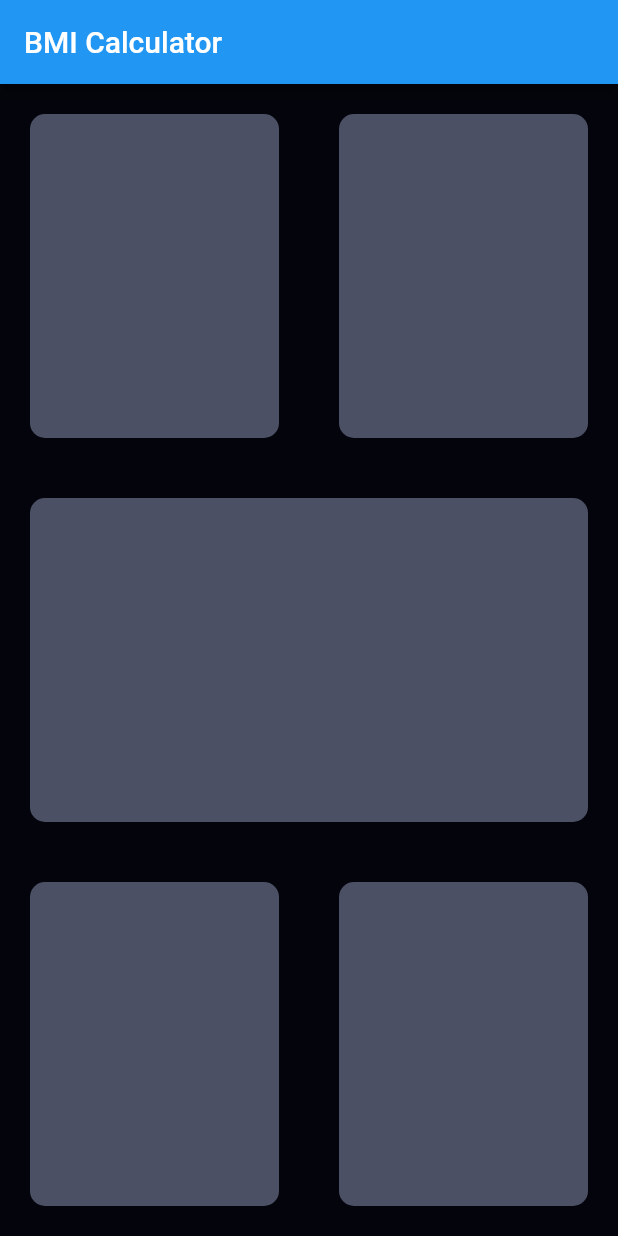
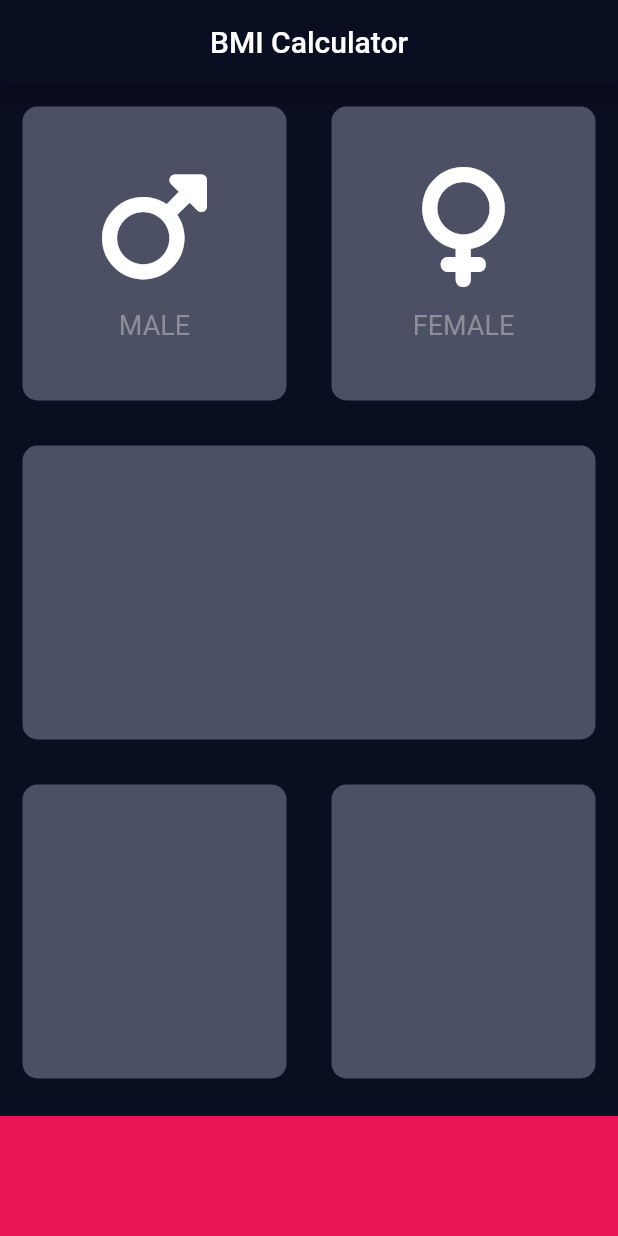
Before and after one commit to pravinkori/BMI-Calculator, a Flutter app: the screen it shows after launch, on a phone screen of 412 x 824 dp. Run offline on Flutter 3.47's test engine with Material 2 defaults, Android fonts, the phone set to English and light mode, and no system bars; our stand-ins replace font_awesome_flutter; missing offline and left inert: dart:html.

Commit message:
Custom resuable widget to display gender on cards.

```diff
--- a/lib/input_page.dart
+++ b/lib/input_page.dart
@@ -1,4 +1,11 @@
+import 'dart:html';
+
 import 'package:flutter/material.dart';
+import 'package:font_awesome_flutter/font_awesome_flutter.dart';
+
+const activeCardColour = Color(0xFF4C5065);
+const bottomContainerHeight = 80.0;
+const bottomContainerColour = Color(0xFFEB1555);
 
 class InputPage extends StatefulWidget {
   @override
@@ -11,6 +18,8 @@ class _InputPageState extends State<InputPage> {
     return Scaffold(
       appBar: AppBar(
         title: const Text('BMI Calculator'),
+        centerTitle: true,
+        backgroundColor: Color(0xFF0A0E21),
       ),
       body: Column(
         children: [
@@ -19,12 +28,20 @@ class _InputPageState extends State<InputPage> {
               children: [
                 Expanded(
                   child: Card(
-                    colour: Color(0xFF4C5065),
+                    colour: activeCardColour,
+                    cardChild: IconContent(
+                      icon: FontAwesomeIcons.mars,
+                      label: "MALE",
+                    ),
                   ),
                 ),
                 Expanded(
                   child: Card(
-                    colour: Color(0xFF4C5065),
+                    colour: activeCardColour,
+                    cardChild: IconContent(
+                      icon: FontAwesomeIcons.venus,
+                      label: "FEMALE",
+                    ),
                   ),
                 ),
               ],
@@ -32,7 +49,7 @@ class _InputPageState extends State<InputPage> {
           ),
           Expanded(
             child: Card(
-              colour: Color(0xFF4C5065),
+              colour: activeCardColour,
             ),
           ),
           Expanded(
@@ -40,16 +57,22 @@ class _InputPageState extends State<InputPage> {
               children: [
                 Expanded(
                   child: Card(
-                    colour: Color(0xFF4C5065),
+                    colour: activeCardColour,
                   ),
                 ),
                 Expanded(
                   child: Card(
-                    colour: Color(0xFF4C5065),
+                    colour: activeCardColour,
                   ),
                 ),
               ],
             ),
+          ),
+          Container(
+            color: bottomContainerColour,
+            margin: EdgeInsets.only(top: 10.0),
+            width: double.infinity,
+            height: bottomContainerHeight,
           ),
         ],
       ),
@@ -57,14 +80,47 @@ class _InputPageState extends State<InputPage> {
   }
 }
 
+class IconContent extends StatelessWidget {
+  IconContent({required this.icon, required this.label});
+
+  final IconData icon;
+  final String label;
+
+  @override
+  Widget build(BuildContext context) {
+    return Column(
+      mainAxisAlignment: MainAxisAlignment.center,
+      children: [
+        Icon(
+          icon,
+          size: 80.0,
+        ),
+        SizedBox(
+          height: 15.0,
+        ),
+        Text(
+          label,
+          style: TextStyle(
+            fontSize: 18.0,
+            color: Color(0xFF8D8E98),
+          ),
+        )
+      ],
+    );
+  }
+}
+
 class Card extends StatelessWidget {
-  Card({required this.colour});
+  Card({required this.colour, this.cardChild});
+
+  final Widget? cardChild;
   final Color colour;
 
   @override
   Widget build(BuildContext context) {
     return Container(
-      margin: EdgeInsets.all(20.0),
+      child: cardChild,
+      margin: EdgeInsets.all(15.0),
       decoration: BoxDecoration(
         color: colour,
         borderRadius: BorderRadius.circular(10.0),
--- a/lib/main.dart
+++ b/lib/main.dart
@@ -2,25 +2,17 @@ import 'package:flutter/material.dart';
 import 'input_page.dart';
 
 void main() {
-  runApp(const BMICalculator());
+  runApp(BMICalculator());
 }
 
 class BMICalculator extends StatelessWidget {
-  const BMICalculator({Key? key}) : super(key: key);
-
   // This widget is the root of your application.
   @override
   Widget build(BuildContext context) {
     return MaterialApp(
-      theme: ThemeData().copyWith(
-        primaryColor: const Color(0xFF04040c),
-        scaffoldBackgroundColor: const Color(0xFF04040c),
-        colorScheme: ColorScheme.fromSwatch().copyWith(
-          secondary: const Color(0xFFfd0225),
-        ),
-        textTheme: const TextTheme(
-          bodyText1: TextStyle(color: Colors.white),
-        ),
+      theme: ThemeData.dark().copyWith(
+        primaryColor: Color(0xFF0A0E21),
+        scaffoldBackgroundColor: Color(0xFF0A0E21),
       ),
       home: InputPage(),
     );
--- a/pubspec.yaml
+++ b/pubspec.yaml
@@ -34,6 +34,7 @@ dependencies:
   # The following adds the Cupertino Icons font to your application.
   # Use with the CupertinoIcons class for iOS style icons.
   cupertino_icons: ^1.0.2
+  font_awesome_flutter: ^10.3.0
 
 dev_dependencies:
   flutter_test:
```
Also changed, not shown: pubspec.lock.
